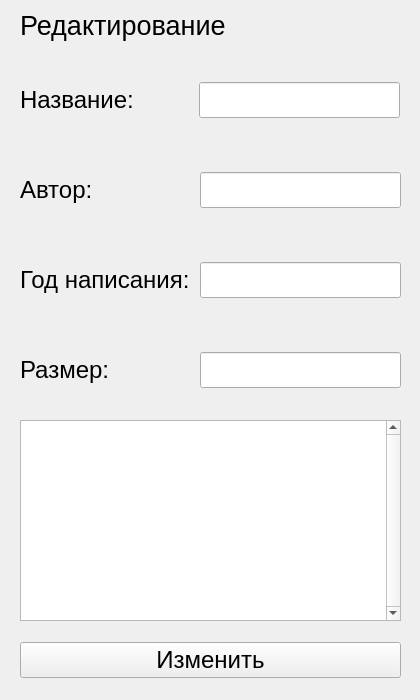
Qt form UIs/VerseEditForm.ui (Krahjotdaan/LearningPoem) before a commit.
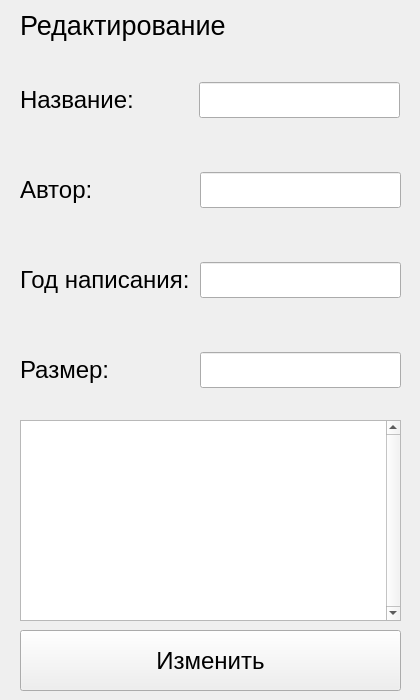
The same form after that commit.

Commit message:
Build: added AboutProgramForm and VerseOpenForm
Добавлены форма отображения стиха и вкладка о программе. Кнопки открытия и редактирования перенесены из главной вкладки в библиотеку

Diff of the .ui file:
```diff
--- a/UIs/VerseEditForm.ui
+++ b/UIs/VerseEditForm.ui
@@ -205,6 +205,12 @@
     <layout class="QHBoxLayout" name="horizontalLayout">
      <item>
       <widget class="QPushButton" name="newVerseButton">
+       <property name="sizePolicy">
+        <sizepolicy hsizetype="Minimum" vsizetype="Minimum">
+         <horstretch>0</horstretch>
+         <verstretch>0</verstretch>
+        </sizepolicy>
+       </property>
        <property name="font">
         <font>
          <pointsize>18</pointsize>
```
Left out of the diff: 4 changed lines with no effect on the pictures. The commit also changes 5 other files.
